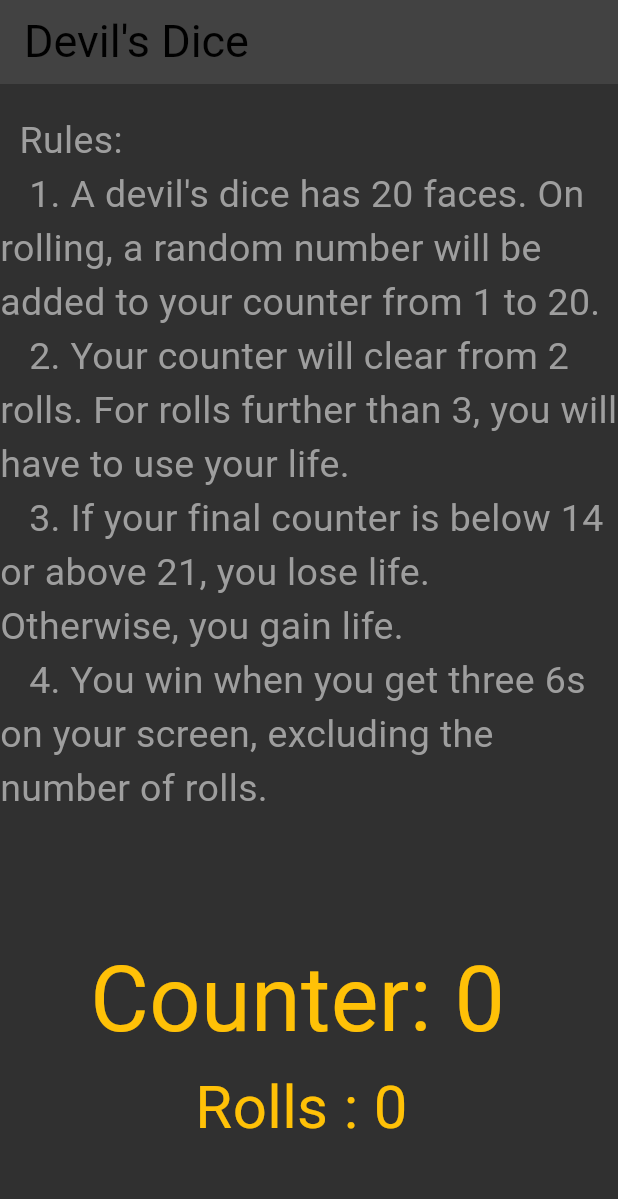
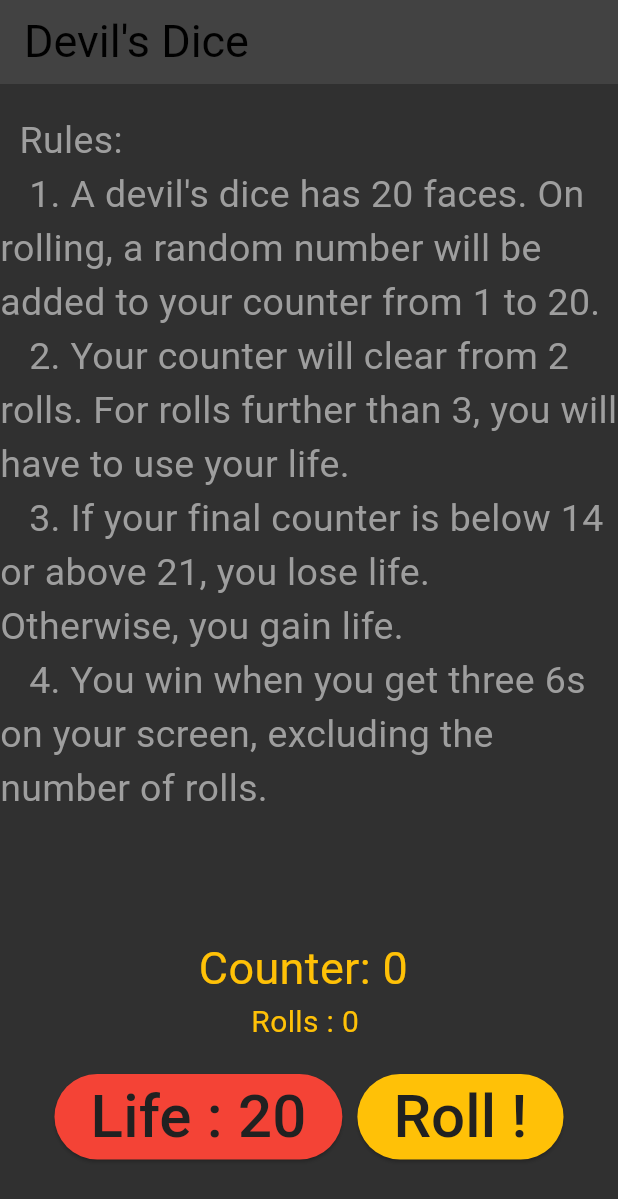
Before and after one commit to KnightRajSinVir/Devil-Dice, a Flutter app: the screen it shows after launch, on a phone screen of 412 x 824 dp. Shown: the top 1199 px of the screen. Run offline on Flutter 3.47's test engine with Material 3 defaults, Android fonts, the phone set to English and light mode, and no system bars; Roboto replaces fonts that are missing (LeagueGothic, Rubik).

Commit message:
Fixed main

```diff
--- a/lib/main.dart
+++ b/lib/main.dart
@@ -65,7 +65,7 @@ class _HomeState extends State<Home> {
             "Counter: $counter ",
             style: const TextStyle(
               color: Colors.amber,
-              fontSize: 60,
+              fontSize: 30,
               fontFamily: 'LeagueGothic',
             ),
           ),
@@ -73,7 +73,7 @@ class _HomeState extends State<Home> {
             "Rolls : $rb ",
             style: const TextStyle(
               color: Colors.amber,
-              fontSize: 40,
+              fontSize: 20,
               fontFamily: 'LeagueGothic',
             ),
           ),
@@ -127,8 +127,8 @@ class _HomeState extends State<Home> {
               ),
             ),
           )
-              : const SizedBox(height: 40),
-          const SizedBox(height: 50),
+              : const SizedBox(height: 10),
+          const SizedBox(height: 10),
           Row(
             mainAxisAlignment: MainAxisAlignment.center,
             children: [
@@ -151,14 +151,14 @@ class _HomeState extends State<Home> {
                   child: Text(
                     'Life : $life',
                     style: const TextStyle(
-                      fontSize: 60,
+                      fontSize: 40,
                       fontFamily: 'LeagueGothic',
                     ),
                   ),
                 ),
               ),
               Padding(
-                padding: const EdgeInsets.fromLTRB(70, 0, 0, 0),
+                padding: const EdgeInsets.fromLTRB(10, 0, 0, 0),
                 child: ElevatedButton(
                   style: ElevatedButton.styleFrom(
                     foregroundColor: Colors.grey[900], backgroundColor: Colors.amber, // foreground
@@ -175,7 +175,7 @@ class _HomeState extends State<Home> {
                   child: const Text(
                     'Roll !',
                     style: TextStyle(
-                      fontSize: 60,
+                      fontSize: 40,
                       fontFamily: 'LeagueGothic',
                     ),
                   ),
```
